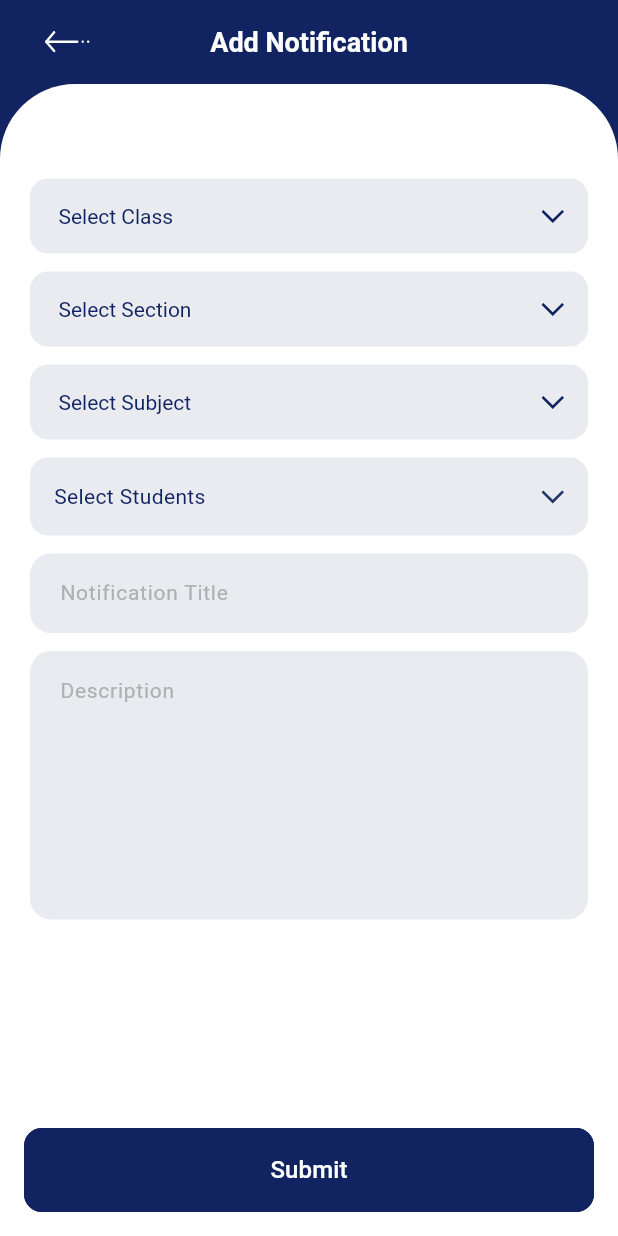
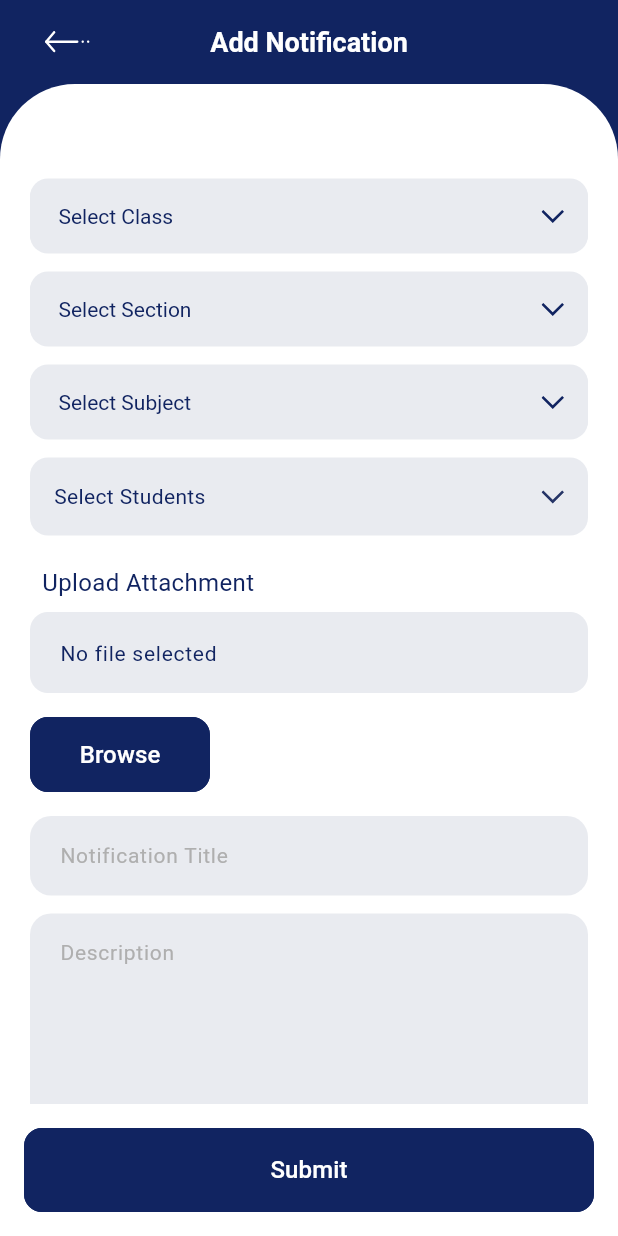
Before and after one commit to CASDev10/LGES-Teacher-Latest, a Flutter app: the FileSharingScreen screen opened directly, on a phone screen of 412 x 824 dp. Run offline on Flutter 3.47's test engine with Material 3 defaults, Android fonts, the phone set to English and light mode, and no system bars; our stand-ins replace bloc, bot_toast, dio, file_picker, firebase_core, firebase_messaging and 13 more; missing offline and left inert: dart:ffi, excel, flutter_pdfview, month_year_picker; accounts and stored records are empty; network calls fail; statements that could not run were skipped; project files that could hold a hidden picture were left out.

Commit message:
notification

```diff
--- a/lib/module/base_resposne_model.dart
+++ b/lib/module/base_resposne_model.dart
@@ -11,24 +11,24 @@ String baseResponseModelToJson(BaseResponseModel data) => json.encode(data.toJso
 class BaseResponseModel {
   String result;
   String message;
-  Data data;
+  Data? data;
 
   BaseResponseModel({
     required this.result,
     required this.message,
-    required this.data,
+    this.data,
   });
 
   factory BaseResponseModel.fromJson(Map<String, dynamic> json) => BaseResponseModel(
     result: json["result"],
     message: json["message"],
-    data: Data.fromJson(json["data"]),
+    data: json["data"] != null ? Data.fromJson(json["data"]) : null,
   );
 
   Map<String, dynamic> toJson() => {
     "result": result,
     "message": message,
-    "data": data.toJson(),
+    if (data != null) "data": data!.toJson(),
   };
 }
 
--- a/lib/module/file_sharing/cubits/file_sharing_cubit.dart
+++ b/lib/module/file_sharing/cubits/file_sharing_cubit.dart
@@ -60,10 +60,18 @@ class FileSharingCubit extends Cubit<FileSharingState> {
     } catch (_) {}
   }
 
-  Future addNotification(NotificationInput input) async {
+  Future addNotification(NotificationInput input, File? file) async {
     emit(state.copyWith(status: FileSharingStatus.loading));
 
     try {
+      if (file != null) {
+        final fileName = file.path.split('/').last;
+        final multipartFile = await MultipartFile.fromFile(
+          file.path,
+          filename: fileName,
+        );
+        input.file = multipartFile;
+      }
       BaseResponseModel baseResponseModel = await _repository.addNotification(
         input,
       );
--- a/lib/module/file_sharing/models/file_sharing_input.dart
+++ b/lib/module/file_sharing/models/file_sharing_input.dart
@@ -29,6 +29,7 @@ class NotificationInput {
   String? studentIds;
   String? startDate;
   String? endDate;
+  MultipartFile? file;
 
   NotificationInput({
     required this.ucLoginUserId,
@@ -39,6 +40,7 @@ class NotificationInput {
     required this.studentIds,
     required this.startDate,
     required this.endDate,
+    this.file,
   });
 
   Map<String, dynamic> toJson() => {
--- a/lib/module/file_sharing/pages/file_sharing_screen.dart
+++ b/lib/module/file_sharing/pages/file_sharing_screen.dart
@@ -4,6 +4,7 @@ import 'package:file_picker/file_picker.dart';
 import 'package:flutter/material.dart';
 import 'package:flutter_bloc/flutter_bloc.dart';
 import 'package:flutter_svg/svg.dart';
+import 'package:lges_teacher_app/components/text_view.dart';
 import 'package:lges_teacher_app/module/auth/repo/auth_repository.dart';
 import 'package:lges_teacher_app/module/daily_diary/cubit/subject_cubit/subjects_cubit.dart';
 import 'package:lges_teacher_app/module/file_sharing/cubits/notification_types/notification_types_state.dart';
@@ -17,6 +18,7 @@ import '../../../components/generic_drop_down.dart';
 import '../../../config/routes/nav_router.dart';
 import '../../../constants/app_colors.dart';
 import '../../../core/di/service_locator.dart';
+import '../../../utils/display/dialogs/dialog_utils.dart';
 import '../../../utils/display/display_utils.dart';
 import '../../class_section/cubit/classes_cubit/classes_cubit.dart';
 import '../../class_section/cubit/sections_cubit/sections_cubit.dart';
@@ -374,8 +376,8 @@ class _FileSharingScreenState extends State<FileSharingScreen> {
                       ),
                       SizedBox(height: 12),
 
-                      /*// 🔹 File Upload Section
-                      const Align(
+                      // 🔹 File Upload Section
+                      Align(
                         alignment: Alignment.centerLeft,
                         child: Padding(
                           padding: EdgeInsets.all(8),
@@ -425,6 +427,7 @@ class _FileSharingScreenState extends State<FileSharingScreen> {
                                         fileNameController.text =
                                             'No file selected';
                                         result = null;
+                                        file = null;
                                         setState(() {});
                                         NavRouter.pop(context);
                                       },
@@ -473,7 +476,7 @@ class _FileSharingScreenState extends State<FileSharingScreen> {
                           isEnabled: true,
                         ),
                       ),
-                      const SizedBox(height: 16),*/
+                      const SizedBox(height: 16),
                       CustomTextField(
                         hintText: 'Notification Title',
                         height: 230,
@@ -610,8 +613,8 @@ class _FileSharingScreenState extends State<FileSharingScreen> {
 
                         print(input.toJson());
 
-                        // 🔹 Call Cubit to submit
-                        context.read<FileSharingCubit>().addNotification(input);
+                        // 🔹 Call Cubit to submit with file
+                        context.read<FileSharingCubit>().addNotification(input, file);
                       },
                       title: 'Submit',
                       isEnabled: true,
--- a/lib/module/home/repo/home_repo.dart
+++ b/lib/module/home/repo/home_repo.dart
@@ -1,6 +1,7 @@
 import 'dart:convert';
 import 'dart:developer';
 
+import 'package:dio/dio.dart';
 import 'package:flutter/foundation.dart';
 import 'package:lges_teacher_app/module/file_sharing/models/get_students_response.dart';
 import 'package:lges_teacher_app/module/home/models/app_config_reponse.dart';
@@ -88,9 +89,13 @@ class HomeRepository {
 
   Future<BaseResponseModel> addNotification(NotificationInput input) async {
     try {
+      FormData formData = FormData.fromMap({
+        "Description": jsonEncode(input.toJson()),
+        "NotificationFile": input.file,
+      });
       var response = await _networkService.post(
         Endpoints.addNotification,
-        data: input.toJson(),
+        data: formData,
       );
 
       BaseResponseModel baseResponseModel = await compute(
```
Also changed, not shown: pubspec.lock, 1 other file.
